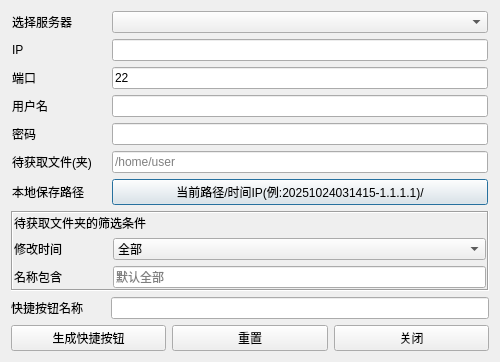
The window that UI/get_files_dlg.ui (xingqi-git/OneClick) describes before a commit, drawn with Qt 5.
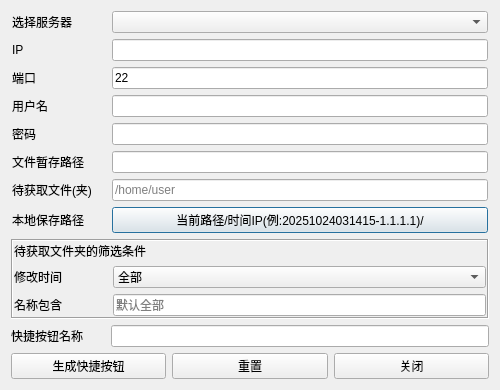
The same window after the commit.

Commit message: 增加服务器文件暂存路径的填写框

What changed in the file:
```diff
--- a/UI/get_files_dlg.ui
+++ b/UI/get_files_dlg.ui
@@ -89,20 +89,31 @@
       </widget>
      </item>
      <item row="5" column="0">
+      <widget class="QLabel" name="label_workdir">
+       <property name="text">
+        <string>文件暂存路径</string>
+       </property>
+      </widget>
+     </item>
+     <item row="5" column="1">
+      <widget class="QLineEdit" name="work_dir_lineEdit">
+      </widget>
+     </item>
+     <item row="6" column="0">
       <widget class="QLabel" name="label_7">
        <property name="text">
         <string>待获取文件(夹)</string>
        </property>
       </widget>
      </item>
-     <item row="6" column="0">
+     <item row="7" column="0">
       <widget class="QLabel" name="label_10">
        <property name="text">
         <string>本地保存路径</string>
        </property>
       </widget>
      </item>
-     <item row="5" column="1">
+     <item row="6" column="1">
       <widget class="QLineEdit" name="server_path_lineEdit">
        <property name="text">
         <string/>
@@ -112,7 +123,7 @@
        </property>
       </widget>
      </item>
-     <item row="6" column="1">
+     <item row="7" column="1">
       <widget class="QPushButton" name="local_path_pushButton">
        <property name="toolTipDuration">
         <number>-1</number>
```
Left out of the diff: 1 changed line with no effect on the pictures. The commit also changes 7 other files.
